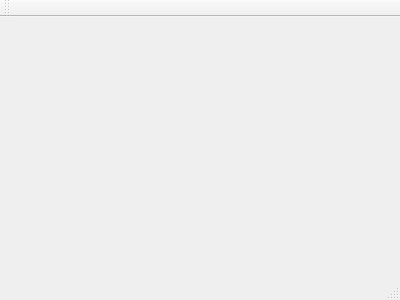
First picture: the form in N_Back_Training/mainwindow.ui, repository SillyInventor/N_Back_Training, before the edit.
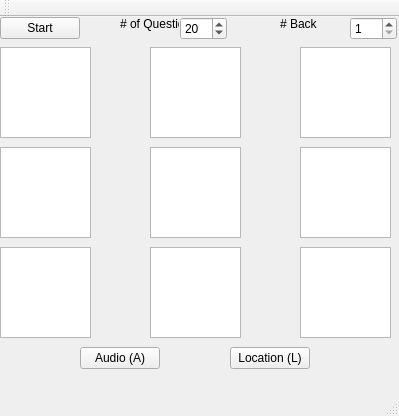
Second picture: the form after the edit.

Diff of the .ui file:
```diff
--- a/N_Back_Training/mainwindow.ui
+++ b/N_Back_Training/mainwindow.ui
@@ -1,24 +1,224 @@
 <ui version="4.0">
  <class>MainWindow</class>
- <widget class="QMainWindow" name="MainWindow" >
-  <property name="geometry" >
+ <widget class="QMainWindow" name="MainWindow">
+  <property name="geometry">
    <rect>
     <x>0</x>
     <y>0</y>
-    <width>400</width>
-    <height>300</height>
+    <width>399</width>
+    <height>416</height>
    </rect>
   </property>
   <property name="windowTitle" >
    <string>MainWindow</string>
   </property>
-  <widget class="QMenuBar" name="menuBar" />
-  <widget class="QToolBar" name="mainToolBar" />
-  <widget class="QWidget" name="centralWidget" />
-  <widget class="QStatusBar" name="statusBar" />
+  <widget class="QWidget" name="centralWidget">
+   <widget class="QPushButton" name="start">
+    <property name="geometry">
+     <rect>
+      <x>0</x>
+      <y>0</y>
+      <width>80</width>
+      <height>22</height>
+     </rect>
+    </property>
+    <property name="text">
+     <string>Start</string>
+    </property>
+   </widget>
+   <widget class="QSpinBox" name="back">
+    <property name="geometry">
+     <rect>
+      <x>350</x>
+      <y>0</y>
+      <width>47</width>
+      <height>23</height>
+     </rect>
+    </property>
+    <property name="minimum">
+     <number>1</number>
+    </property>
+   </widget>
+   <widget class="QLabel" name="label">
+    <property name="geometry">
+     <rect>
+      <x>280</x>
+      <y>0</y>
+      <width>59</width>
+      <height>14</height>
+     </rect>
+    </property>
+    <property name="text">
+     <string># Back</string>
+    </property>
+   </widget>
+   <widget class="QSpinBox" name="questions">
+    <property name="geometry">
+     <rect>
+      <x>180</x>
+      <y>0</y>
+      <width>47</width>
+      <height>23</height>
+     </rect>
+    </property>
+    <property name="minimum">
+     <number>2</number>
+    </property>
+    <property name="value">
+     <number>20</number>
+    </property>
+   </widget>
+   <widget class="QLabel" name="label_2">
+    <property name="geometry">
+     <rect>
+      <x>120</x>
+      <y>0</y>
+      <width>59</width>
+      <height>14</height>
+     </rect>
+    </property>
+    <property name="text">
+     <string># of Questions</string>
+    </property>
+   </widget>
+   <widget class="QGraphicsView" name="graphicsView">
+    <property name="geometry">
+     <rect>
+      <x>0</x>
+      <y>30</y>
+      <width>91</width>
+      <height>91</height>
+     </rect>
+    </property>
+   </widget>
+   <widget class="QGraphicsView" name="graphicsView_2">
+    <property name="geometry">
+     <rect>
+      <x>150</x>
+      <y>30</y>
+      <width>91</width>
+      <height>91</height>
+     </rect>
+    </property>
+   </widget>
+   <widget class="QGraphicsView" name="graphicsView_3">
+    <property name="geometry">
+     <rect>
+      <x>300</x>
+      <y>30</y>
+      <width>91</width>
+      <height>91</height>
+     </rect>
+    </property>
+   </widget>
+   <widget class="QGraphicsView" name="graphicsView_4">
+    <property name="geometry">
+     <rect>
+      <x>0</x>
+      <y>130</y>
+      <width>91</width>
+      <height>91</height>
+     </rect>
+    </property>
+   </widget>
+   <widget class="QGraphicsView" name="graphicsView_5">
+    <property name="geometry">
+     <rect>
+      <x>150</x>
+      <y>130</y>
+      <width>91</width>
+      <height>91</height>
+     </rect>
+    </property>
+   </widget>
+   <widget class="QGraphicsView" name="graphicsView_6">
+    <property name="geometry">
+     <rect>
+      <x>300</x>
+      <y>130</y>
+      <width>91</width>
+      <height>91</height>
+     </rect>
+    </property>
+   </widget>
+   <widget class="QGraphicsView" name="graphicsView_7">
+    <property name="geometry">
+     <rect>
+      <x>0</x>
+      <y>230</y>
+      <width>91</width>
+      <height>91</height>
+     </rect>
+    </property>
+   </widget>
+   <widget class="QGraphicsView" name="graphicsView_8">
+    <property name="geometry">
+     <rect>
+      <x>150</x>
+      <y>230</y>
+      <width>91</width>
+      <height>91</height>
+     </rect>
+    </property>
+   </widget>
+   <widget class="QGraphicsView" name="graphicsView_9">
+    <property name="geometry">
+     <rect>
+      <x>300</x>
+      <y>230</y>
+      <width>91</width>
+      <height>91</height>
+     </rect>
+    </property>
+   </widget>
+   <widget class="QPushButton" name="location">
+    <property name="geometry">
+     <rect>
+      <x>230</x>
+      <y>330</y>
+      <width>80</width>
+      <height>22</height>
+     </rect>
+    </property>
+    <property name="text">
+     <string>Location (L)</string>
+    </property>
+   </widget>
+   <widget class="QPushButton" name="audio">
+    <property name="geometry">
+     <rect>
+      <x>80</x>
+      <y>330</y>
+      <width>80</width>
+      <height>22</height>
+     </rect>
+    </property>
+    <property name="text">
+     <string>Audio (A)</string>
+    </property>
+   </widget>
+  </widget>
+  <widget class="QMenuBar" name="menuBar">
+   <property name="geometry">
+    <rect>
+     <x>0</x>
+     <y>0</y>
+     <width>399</width>
+     <height>19</height>
+    </rect>
+   </property>
+  </widget>
+  <widget class="QToolBar" name="mainToolBar">
+   <attribute name="toolBarArea">
+    <enum>TopToolBarArea</enum>
+   </attribute>
+   <attribute name="toolBarBreak">
+    <bool>false</bool>
+   </attribute>
+  </widget>
+  <widget class="QStatusBar" name="statusBar"/>
  </widget>
- <layoutDefault spacing="6" margin="11" />
- <pixmapfunction></pixmapfunction>
+ <layoutdefault spacing="6" margin="11"/>
  <resources/>
  <connections/>
 </ui>
```
Left out of the diff: 3 changed lines with no effect on the pictures.
